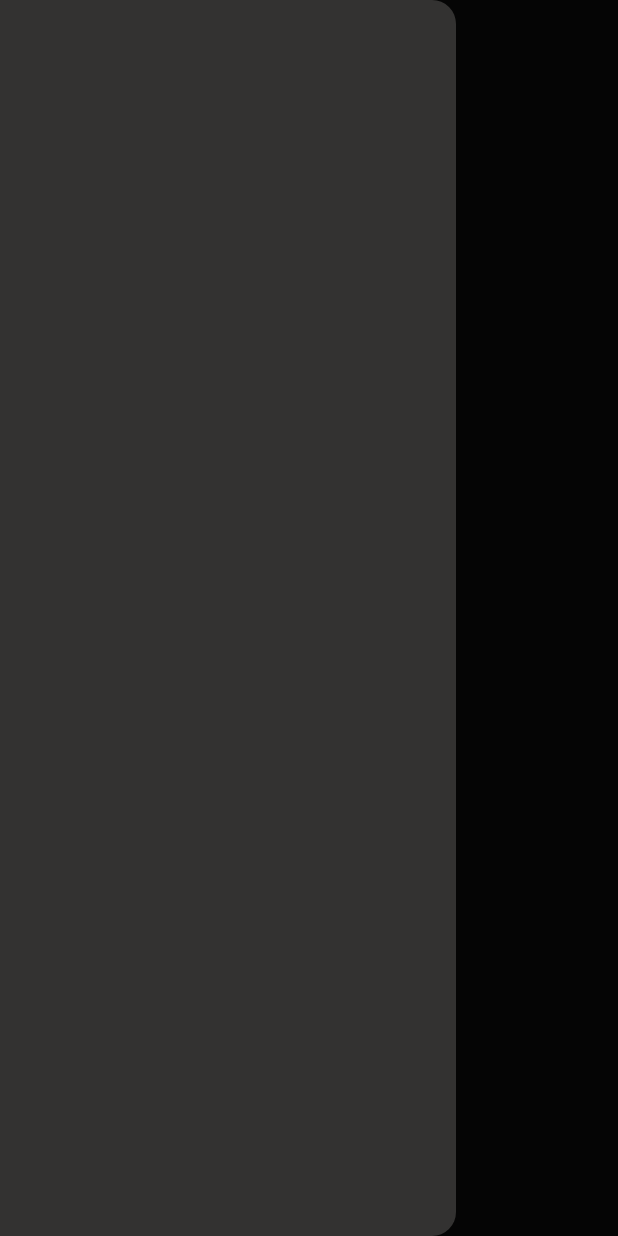
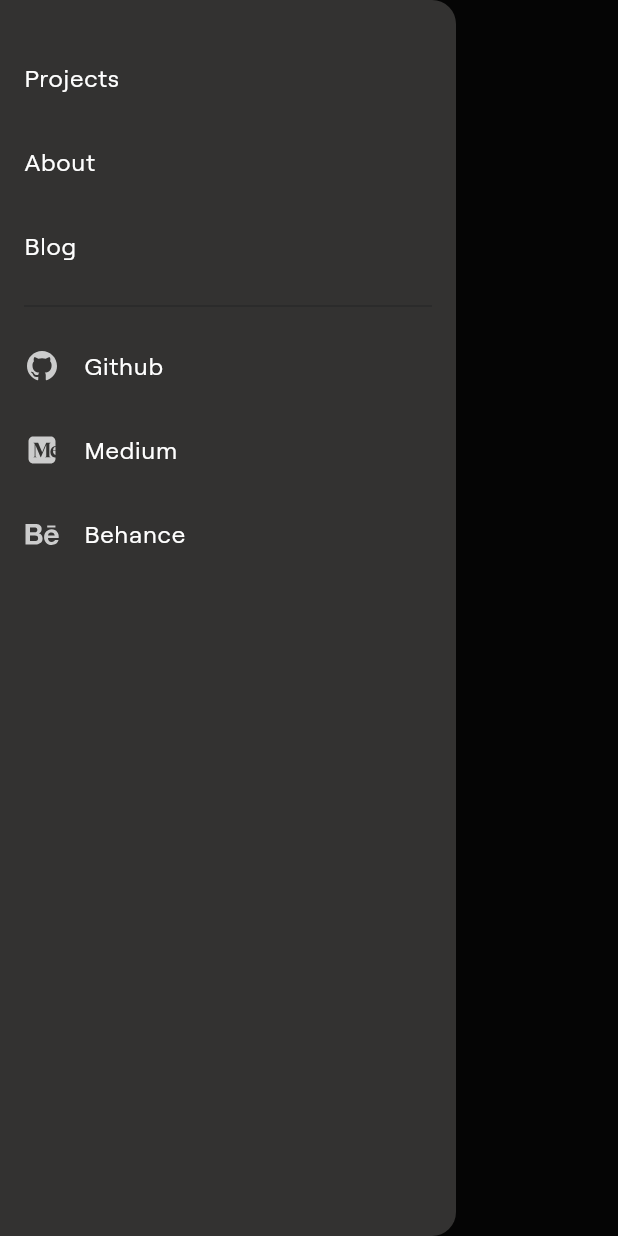
Before and after one commit to emanoelviana/emanoelviana.com, a Flutter app: the screen it shows after launch, with the side drawer open, on a phone screen of 412 x 824 dp. Run offline on Flutter 3.47's test engine with Material 3 defaults, Android fonts, the phone set to English and light mode, and no system bars; our stand-ins replace device_preview, firebase_core, gap, remixicon; accounts and stored records are empty; statements that could not run were skipped; project files that could hold a hidden picture were left out.

Commit message:
Navigation Bar basic structure done

```diff
--- a/lib/src/core/theme/text/app_text_theme.dart
+++ b/lib/src/core/theme/text/app_text_theme.dart
@@ -91,24 +91,24 @@ class AppTextTheme {
 
     bodyLarge: TextStyle(
       fontFamily: 'Roobert',
-      fontSize: 18,
-      height: 32 / 18,
+      fontSize: 16,
+      height: 24 / 16,
       fontWeight: FontWeight.w400,
       color: Color(ColorTones.neutral.tone80),
     ),
 
     bodyMedium: TextStyle(
       fontFamily: 'Roobert',
-      fontSize: 16,
-      height: 24 / 16,
+      fontSize: 14,
+      height: 20 / 14,
       fontWeight: FontWeight.w400,
       color: Color(ColorTones.neutral.tone80),
     ),
 
     bodySmall: TextStyle(
       fontFamily: 'Roobert',
-      fontSize: 14,
-      height: 20 / 14,
+      fontSize: 12,
+      height: 16 / 12,
       fontWeight: FontWeight.w400,
       color: Color(ColorTones.neutral.tone80),
     ),
@@ -117,8 +117,8 @@ class AppTextTheme {
 
     labelLarge: TextStyle(
       fontFamily: 'Roobert',
-      fontSize: 16,
-      height: 24 / 16,
+      fontSize: 14,
+      height: 20 / 14,
       fontWeight: FontWeight.w500,
       letterSpacing: .4,
       color: Color(ColorTones.neutral.tone100),
@@ -126,8 +126,8 @@ class AppTextTheme {
 
     labelMedium: TextStyle(
       fontFamily: 'Roobert',
-      fontSize: 14,
-      height: 20 / 14,
+      fontSize: 12,
+      height: 16 / 12,
       fontWeight: FontWeight.w500,
       letterSpacing: .4,
       color: Color(ColorTones.neutral.tone100),
@@ -135,8 +135,8 @@ class AppTextTheme {
 
     labelSmall: TextStyle(
       fontFamily: 'Roobert',
-      fontSize: 12,
-      height: 16 / 12,
+      fontSize: 10,
+      height: 12 / 10,
       fontWeight: FontWeight.w500,
       letterSpacing: .4,
       color: Color(ColorTones.neutral.tone100),
--- /dev/null
+++ b/lib/src/core/widgets/mobile/mbl_drawer.dart
@@ -0,0 +1,69 @@
+import 'package:flutter/material.dart';
+import 'package:gap/gap.dart';
+import 'package:remixicon/remixicon.dart';
+import 'package:url_launcher/url_launcher.dart';
+
+class MblDrawer extends StatelessWidget {
+  const MblDrawer({
+    super.key,
+  });
+
+  @override
+  Widget build(BuildContext context) {
+    return Drawer(
+      child: LayoutBuilder(builder: (context, constraints) {
+        return SingleChildScrollView(
+          child: Column(
+            children: [
+              const Gap(24),
+              ListTile(
+                onTap: () {},
+                title: const Text('Projects'),
+              ),
+              ListTile(
+                onTap: () {},
+                title: const Text('About'),
+              ),
+              ListTile(
+                onTap: () {},
+                title: const Text('Blog'),
+              ),
+              const Divider(
+                height: 24,
+                indent: 16,
+                endIndent: 16,
+              ),
+              ListTile(
+                onTap: () async {
+                  var url = Uri.https('github.com', '/emanoelvianads');
+                  if (await canLaunchUrl(url)) {
+                    await launchUrl(url);
+                  } else {
+                    throw Exception('Could not launch $url');
+                  }
+                },
+                leading: const Icon(Remix.github_fill),
+                title: const Text('Github'),
+              ),
+              ListTile(
+                onTap: () async {
+                  var url = Uri.https('medium.com', '/@emanoelviana');
+                  if (await canLaunchUrl(url)) {
+                    await launchUrl(url);
+                  }
+                },
+                leading: const Icon(Remix.medium_fill),
+                title: const Text('Medium'),
+              ),
+              ListTile(
+                onTap: () {},
+                leading: const Icon(Remix.behance_fill),
+                title: const Text('Behance'),
+              ),
+            ],
+          ),
+        );
+      }),
+    );
+  }
+}
--- a/lib/src/core/widgets/mobile/mbl_navigation_bar.dart
+++ b/lib/src/core/widgets/mobile/mbl_navigation_bar.dart
@@ -8,11 +8,11 @@ class MblNavigationBar extends StatelessWidget implements PreferredSizeWidget {
   @override
   Widget build(BuildContext context) {
     return AppBar(
-      toolbarHeight: 64,
+      toolbarHeight: 56,
       title: Text('Emanoel Viana', style: context.text.titleMedium),
     );
   }
 
   @override
-  Size get preferredSize => const Size.fromHeight(64);
+  Size get preferredSize => const Size.fromHeight(56);
 }
--- a/lib/src/pages/home/home_page.dart
+++ b/lib/src/pages/home/home_page.dart
@@ -1,7 +1,8 @@
+import 'package:flutter/material.dart';
 import 'package:emanoelviana/src/core/utils/responsive_screen_provider.dart';
 import 'package:emanoelviana/src/core/widgets/desktop/app_bar/dsk_navigation_bar.dart';
+import 'package:emanoelviana/src/core/widgets/mobile/mbl_drawer.dart';
 import 'package:emanoelviana/src/core/widgets/mobile/mbl_navigation_bar.dart';
-import 'package:flutter/material.dart';
 
 class HomePage extends StatelessWidget {
   const HomePage({super.key});
@@ -15,7 +16,7 @@ class HomePage extends StatelessWidget {
             : const DskNavigationBar(),
         drawer: ResponsiveScreenProvider.isMobile(context) ||
                 ResponsiveScreenProvider.isTabletDevice(context)
-            ? const Drawer()
+            ? const MblDrawer()
             : null,
         body: const Center());
   }
```
Also changed, not shown: lib/src/core/widgets/desktop/app_bar/dsk_navigation_bar.dart (+25 -8 lines), pubspec.yaml (+3 -4 lines), pubspec.lock.
